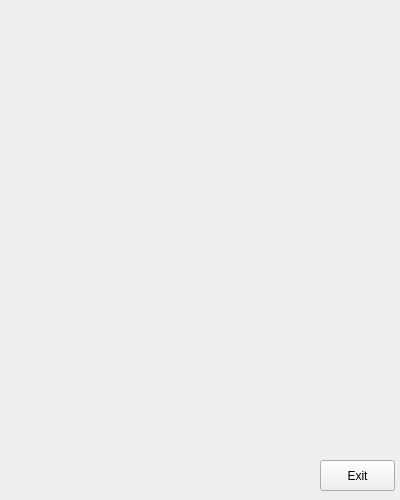
First picture: the form in Launcher/launcherform.ui, repository griefly/griefly, before the edit.
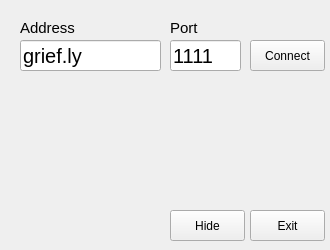
Second picture: the form after the edit.

Commit message: Some dummy interface #107

The edit to the form file:
```diff
--- a/Launcher/launcherform.ui
+++ b/Launcher/launcherform.ui
@@ -6,8 +6,8 @@
    <rect>
     <x>0</x>
     <y>0</y>
-    <width>400</width>
-    <height>500</height>
+    <width>330</width>
+    <height>250</height>
    </rect>
   </property>
   <property name="sizePolicy">
@@ -18,14 +18,14 @@
   </property>
   <property name="minimumSize">
    <size>
-    <width>400</width>
-    <height>500</height>
+    <width>330</width>
+    <height>250</height>
    </size>
   </property>
   <property name="maximumSize">
    <size>
-    <width>400</width>
-    <height>500</height>
+    <width>330</width>
+    <height>250</height>
    </size>
   </property>
   <property name="windowTitle">
@@ -34,8 +34,8 @@
   <widget class="QPushButton" name="exitButton">
    <property name="geometry">
     <rect>
-     <x>320</x>
-     <y>460</y>
+     <x>250</x>
+     <y>210</y>
      <width>75</width>
      <height>31</height>
     </rect>
@@ -44,6 +44,104 @@
     <string>Exit</string>
    </property>
   </widget>
+  <widget class="QLineEdit" name="serverLineEdit">
+   <property name="geometry">
+    <rect>
+     <x>20</x>
+     <y>40</y>
+     <width>141</width>
+     <height>31</height>
+    </rect>
+   </property>
+   <property name="font">
+    <font>
+     <pointsize>15</pointsize>
+    </font>
+   </property>
+   <property name="text">
+    <string>grief.ly</string>
+   </property>
+  </widget>
+  <widget class="QLineEdit" name="portLineEdit">
+   <property name="geometry">
+    <rect>
+     <x>170</x>
+     <y>40</y>
+     <width>71</width>
+     <height>31</height>
+    </rect>
+   </property>
+   <property name="font">
+    <font>
+     <pointsize>15</pointsize>
+    </font>
+   </property>
+   <property name="text">
+    <string>1111</string>
+   </property>
+  </widget>
+  <widget class="QPushButton" name="connectPushButton">
+   <property name="geometry">
+    <rect>
+     <x>250</x>
+     <y>40</y>
+     <width>75</width>
+     <height>31</height>
+    </rect>
+   </property>
+   <property name="text">
+    <string>Connect</string>
+   </property>
+  </widget>
+  <widget class="QPushButton" name="hidePushButton">
+   <property name="geometry">
+    <rect>
+     <x>170</x>
+     <y>210</y>
+     <width>75</width>
+     <height>31</height>
+    </rect>
+   </property>
+   <property name="text">
+    <string>Hide</string>
+   </property>
+  </widget>
+  <widget class="QLabel" name="addressLabel">
+   <property name="geometry">
+    <rect>
+     <x>20</x>
+     <y>20</y>
+     <width>81</width>
+     <height>16</height>
+    </rect>
+   </property>
+   <property name="font">
+    <font>
+     <pointsize>11</pointsize>
+    </font>
+   </property>
+   <property name="text">
+    <string>Address</string>
+   </property>
+  </widget>
+  <widget class="QLabel" name="portLabel">
+   <property name="geometry">
+    <rect>
+     <x>170</x>
+     <y>20</y>
+     <width>61</width>
+     <height>16</height>
+    </rect>
+   </property>
+   <property name="font">
+    <font>
+     <pointsize>11</pointsize>
+    </font>
+   </property>
+   <property name="text">
+    <string>Port</string>
+   </property>
+  </widget>
  </widget>
  <resources/>
  <connections/>
```
The commit also changes 1 other file.
